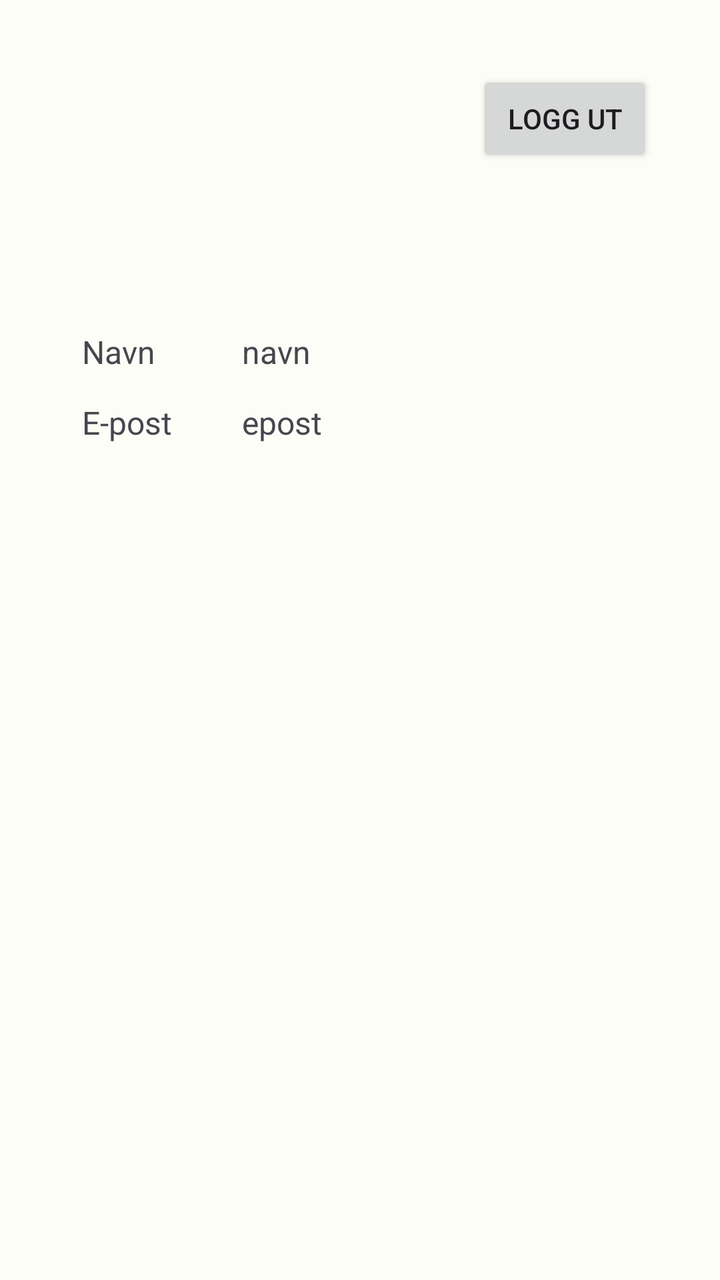
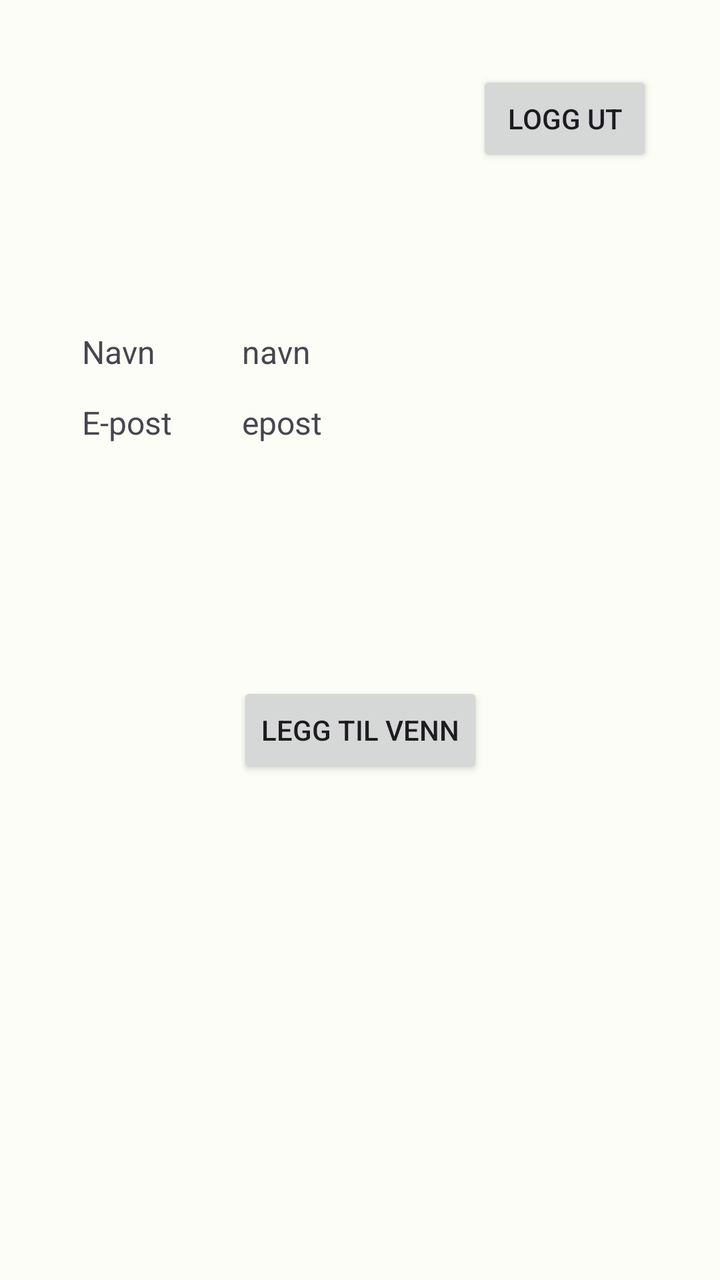

Before-and-after screenshots of an Android layout around one commit, followed by the original layout XML and the change that was made.
<!-- AndroidManifest.xml: application theme Theme.DiscgolfApp -->
<!-- res/layout/fragment_profile.xml -->
<?xml version="1.0" encoding="utf-8"?>
<FrameLayout xmlns:android="http://schemas.android.com/apk/res/android"
    xmlns:app="http://schemas.android.com/apk/res-auto"
    xmlns:tools="http://schemas.android.com/tools"
    android:id="@+id/userFragment"
    android:layout_width="match_parent"
    android:layout_height="wrap_content"
    tools:context=".screens.user.ProfileFragment">

    <androidx.constraintlayout.widget.ConstraintLayout
        android:layout_width="match_parent"
        android:layout_height="690dp"
        android:layout_margin="20dp"
        android:layout_marginEnd="20dp">

        <TextView
            android:id="@+id/userName"
            android:layout_width="wrap_content"
            android:layout_height="wrap_content"
            android:text="@string/user_name"
            android:textAlignment="viewStart"
            android:textSize="16sp"
            app:layout_constraintBottom_toBottomOf="parent"
            app:layout_constraintEnd_toEndOf="parent"
            app:layout_constraintHorizontal_bias="0.354"
            app:layout_constraintStart_toStartOf="parent"
            app:layout_constraintTop_toTopOf="parent"
            app:layout_constraintVertical_bias="0.217" />

        <TextView
            android:id="@+id/userEmailTextView"
            android:layout_width="wrap_content"
            android:layout_height="wrap_content"
            android:text="@string/user_email"
            android:textAlignment="viewStart"
            android:textSize="16sp"
            app:layout_constraintBottom_toBottomOf="parent"
            app:layout_constraintStart_toStartOf="@+id/userName"
            app:layout_constraintTop_toBottomOf="@+id/userName"
            app:layout_constraintVertical_bias="0.027" />

        <TextView
            android:id="@+id/nameTextView"
            android:layout_width="wrap_content"
            android:layout_height="wrap_content"
            android:text="@string/name"
            android:textAlignment="textStart"
            android:textSize="16sp"
            app:layout_constraintBottom_toBottomOf="parent"
            app:layout_constraintEnd_toStartOf="@+id/userName"
            app:layout_constraintHorizontal_bias="0.329"
            app:layout_constraintStart_toStartOf="parent"
            app:layout_constraintTop_toTopOf="parent"
            app:layout_constraintVertical_bias="0.217" />

        <TextView
            android:id="@+id/emailTextView4"
            android:layout_width="wrap_content"
            android:layout_height="wrap_content"
            android:text="@string/email"
            android:textAlignment="textStart"
            android:textSize="16sp"
            app:layout_constraintBottom_toBottomOf="parent"
            app:layout_constraintStart_toStartOf="@+id/nameTextView"
            app:layout_constraintTop_toBottomOf="@+id/nameTextView"
            app:layout_constraintVertical_bias="0.027" />

        <Button
            android:id="@+id/signOutButton"
            android:layout_width="wrap_content"
            android:layout_height="wrap_content"
            android:text="@string/sign_out_button"
            app:layout_constraintBottom_toBottomOf="parent"
            app:layout_constraintEnd_toEndOf="parent"
            app:layout_constraintHorizontal_bias="0.941"
            app:layout_constraintStart_toStartOf="parent"
            app:layout_constraintTop_toTopOf="parent"
            app:layout_constraintVertical_bias="0.024" />

    </androidx.constraintlayout.widget.ConstraintLayout>

</FrameLayout>
<!-- resources referenced by this layout -->
<resources>
  <string name="email">E-post</string>
  <string name="name">Navn</string>
  <string name="sign_out_button">Logg ut</string>
  <string name="user_email">epost</string>
  <string name="user_name">navn</string>
  <color name="md_theme_light_primary">#266C2B</color>
  <color name="md_theme_light_onPrimary">#FFFFFF</color>
  <color name="md_theme_light_primaryContainer">#AAF5A4</color>
  <color name="md_theme_light_onPrimaryContainer">#002204</color>
  <color name="md_theme_light_secondary">#52634F</color>
  <color name="md_theme_light_onSecondary">#FFFFFF</color>
  <color name="md_theme_light_secondaryContainer">#D5E8CF</color>
  <color name="md_theme_light_onSecondaryContainer">#101F10</color>
  <color name="md_theme_light_tertiary">#38656A</color>
  <color name="md_theme_light_onTertiary">#FFFFFF</color>
  <color name="md_theme_light_tertiaryContainer">#BCEBF1</color>
  <color name="md_theme_light_onTertiaryContainer">#001F23</color>
  <color name="md_theme_light_error">#BA1A1A</color>
  <color name="md_theme_light_errorContainer">#FFDAD6</color>
  <color name="md_theme_light_onError">#FFFFFF</color>
  <color name="md_theme_light_onErrorContainer">#410002</color>
  <color name="md_theme_light_background">#FCFDF6</color>
  <color name="md_theme_light_onBackground">#1A1C19</color>
  <color name="md_theme_light_surface">#FCFDF6</color>
  <color name="md_theme_light_onSurface">#1A1C19</color>
  <color name="md_theme_light_surfaceVariant">#DEE5D8</color>
  <color name="md_theme_light_onSurfaceVariant">#424940</color>
  <color name="md_theme_light_outline">#72796F</color>
  <color name="md_theme_light_inverseOnSurface">#F0F1EB</color>
  <color name="md_theme_light_inverseSurface">#2F312D</color>
  <color name="md_theme_light_inversePrimary">#8FD88A</color>
  <!-- unchanged entries left out for length: 1 -->
</resources>

<!-- the commit's change to res/layout/fragment_profile.xml (unified diff, before → after) -->
@@ -77,6 +77,16 @@
             app:layout_constraintTop_toTopOf="parent"
             app:layout_constraintVertical_bias="0.024" />
 
+        <Button
+            android:id="@+id/addFriendButton"
+            android:layout_width="wrap_content"
+            android:layout_height="wrap_content"
+            android:text="@string/add_friend_button"
+            app:layout_constraintBottom_toBottomOf="parent"
+            app:layout_constraintEnd_toEndOf="parent"
+            app:layout_constraintStart_toStartOf="parent"
+            app:layout_constraintTop_toTopOf="parent" />
+
     </androidx.constraintlayout.widget.ConstraintLayout>
 
 </FrameLayout>
<!-- resource entries referenced after the edit -->
@@ -1,5 +1,6 @@
 <!-- resources referenced by this layout -->
 <resources>
+  <string name="add_friend_button">legg til venn</string>
   <string name="email">E-post</string>
   <string name="name">Navn</string>
   <string name="sign_out_button">Logg ut</string>
